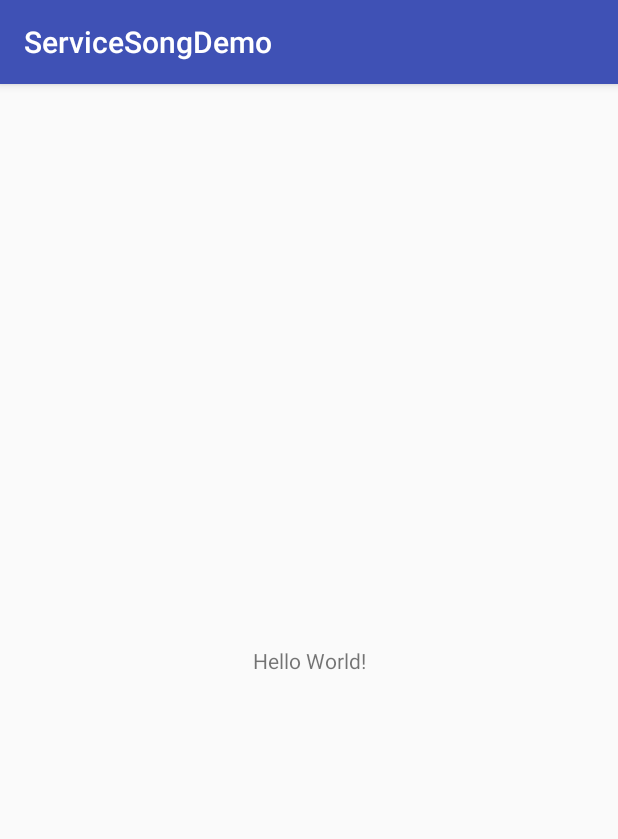
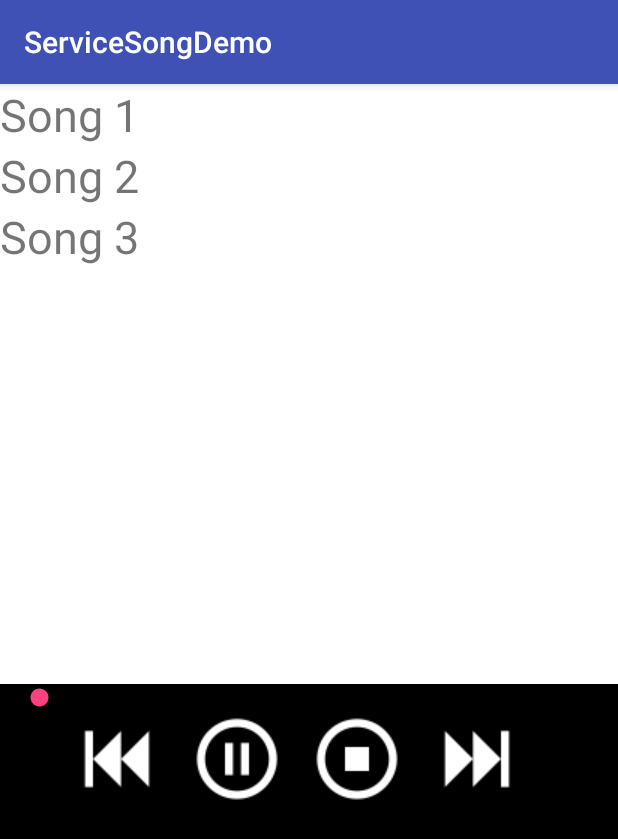
Before and after one commit to kaito14121102/ServiceSong, an Android app: the screen it shows after launch (MainActivity), on a phone screen of 412 x 824 dp. Shown: the top 839 px of the screen. Run offline under Robolectric (Android 15) with nearby library versions, the phone set to English and light mode, and no system bars; 1 statement that could not run was skipped.

Commit message:
second commit

```diff
--- a/app/build.gradle
+++ b/app/build.gradle
@@ -22,6 +22,7 @@ dependencies {
     implementation fileTree(dir: 'libs', include: ['*.jar'])
     implementation 'com.android.support:appcompat-v7:28.0.0-alpha1'
     implementation 'com.android.support.constraint:constraint-layout:1.1.2'
+    implementation 'com.android.support:design:27.1.0'
     testImplementation 'junit:junit:4.12'
     androidTestImplementation 'com.android.support.test:runner:1.0.2'
     androidTestImplementation 'com.android.support.test.espresso:espresso-core:3.0.2'
--- a/app/src/main/AndroidManifest.xml
+++ b/app/src/main/AndroidManifest.xml
@@ -16,6 +16,7 @@
                 <category android:name="android.intent.category.LAUNCHER" />
             </intent-filter>
         </activity>
+        <service android:name=".service.SongService"/>
     </application>
 
 </manifest>
--- a/app/src/main/java/com/example/minh/servicesongdemo/MainActivity.java
+++ b/app/src/main/java/com/example/minh/servicesongdemo/MainActivity.java
@@ -1,13 +1,102 @@
 package com.example.minh.servicesongdemo;
 
+import android.content.ComponentName;
+import android.content.Intent;
+import android.content.ServiceConnection;
+import android.os.IBinder;
 import android.support.v7.app.AppCompatActivity;
 import android.os.Bundle;
+import android.support.v7.widget.LinearLayoutManager;
+import android.support.v7.widget.RecyclerView;
+import android.util.Log;
+import android.view.View;
+import android.widget.ImageButton;
+import android.widget.SeekBar;
+import android.widget.Toast;
+
+import com.example.minh.servicesongdemo.adapter.ICallBack;
+import com.example.minh.servicesongdemo.adapter.SongAdapter;
+import com.example.minh.servicesongdemo.service.SongService;
+
+import java.util.ArrayList;
+import java.util.List;
 
 public class MainActivity extends AppCompatActivity {
+
+    private ImageButton mButtonPlay;
+    private ImageButton mButtonBack;
+    private ImageButton mButtonStop;
+    private ImageButton mButtonNext;
+    private RecyclerView mRecycleViewSong;
+    private List<Song> mListSong;
+    private SongAdapter mSongAdapter;
+    private SeekBar mSeekBar;
+    private SongService mSongService;
+    private boolean mBound = false;
+    public static final String SONG_NAME = "songname";
+    private ServiceConnection mConnection = new ServiceConnection() {
+        @Override
+        public void onServiceConnected(ComponentName componentName, IBinder iBinder) {
+            SongService.MyBinder mBinder = (SongService.MyBinder) iBinder;
+            mSongService = mBinder.getInstance();
+            mBound = true;
+        }
+
+        @Override
+        public void onServiceDisconnected(ComponentName componentName) {
+            mBound = false;
+        }
+    };
 
     @Override
     protected void onCreate(Bundle savedInstanceState) {
         super.onCreate(savedInstanceState);
         setContentView(R.layout.activity_main);
+        startSongService();
+        init();
+        clickItemSong();
+    }
+
+
+    private void startSongService() {
+        Intent mIntent = new Intent(MainActivity.this, SongService.class);
+        bindService(mIntent, mConnection, MainActivity.BIND_AUTO_CREATE);
+    }
+
+
+    @Override
+    protected void onStop() {
+        super.onStop();
+        if (mBound) {
+            unbindService(mConnection);
+            mBound = false;
+        }
+    }
+
+    private void init() {
+        mButtonBack = findViewById(R.id.button_backward);
+        mButtonNext = findViewById(R.id.button_forward);
+        mButtonPlay = findViewById(R.id.button_play);
+        mButtonStop = findViewById(R.id.button_stop);
+        mSeekBar = findViewById(R.id.seek_bar);
+        mRecycleViewSong = findViewById(R.id.recycle_view);
+        mListSong = new ArrayList<>();
+        mListSong.add(new Song("Song 1", R.raw.song1));
+        mListSong.add(new Song("Song 2", R.raw.song3));
+        mListSong.add(new Song("Song 3", R.raw.song2));
+        mSongAdapter = new SongAdapter(MainActivity.this, mListSong);
+        LinearLayoutManager linearLayoutManager = new LinearLayoutManager(this, LinearLayoutManager.VERTICAL, false);
+        mRecycleViewSong.setLayoutManager(linearLayoutManager);
+        mRecycleViewSong.setAdapter(mSongAdapter);
+    }
+
+    public void clickItemSong() {
+        mSongAdapter.setmListener(new ICallBack() {
+            @Override
+            public void ClickItemMusic(int positon) {
+                mSongService.playSong(getBaseContext(), positon);
+                Toast.makeText(MainActivity.this, positon + "", Toast.LENGTH_SHORT).show();
+            }
+        });
     }
 }
--- /dev/null
+++ b/app/src/main/java/com/example/minh/servicesongdemo/Song.java
@@ -0,0 +1,27 @@
+package com.example.minh.servicesongdemo;
+
+public class Song {
+    private String mName;
+    private int mMp3;
+
+    public Song(String mName, int mMp3) {
+        this.mName = mName;
+        this.mMp3 = mMp3;
+    }
+
+    public String getmName() {
+        return mName;
+    }
+
+    public void setmName(String mName) {
+        this.mName = mName;
+    }
+
+    public int getmMp3() {
+        return mMp3;
+    }
+
+    public void setmMp3(int mMp3) {
+        this.mMp3 = mMp3;
+    }
+}
--- /dev/null
+++ b/app/src/main/java/com/example/minh/servicesongdemo/adapter/ICallBack.java
@@ -0,0 +1,5 @@
+package com.example.minh.servicesongdemo.adapter;
+
+public interface ICallBack {
+    void ClickItemMusic(int positon);
+}
--- /dev/null
+++ b/app/src/main/java/com/example/minh/servicesongdemo/adapter/SongAdapter.java
@@ -0,0 +1,71 @@
+package com.example.minh.servicesongdemo.adapter;
+
+
+import android.content.Context;
+import android.content.Intent;
+import android.support.annotation.NonNull;
+import android.support.v7.widget.RecyclerView;
+import android.view.LayoutInflater;
+import android.view.View;
+import android.view.ViewGroup;
+import android.widget.TextView;
+import android.widget.Toast;
+
+import com.example.minh.servicesongdemo.R;
+import com.example.minh.servicesongdemo.Song;
+import com.example.minh.servicesongdemo.service.SongService;
+
+import java.util.ArrayList;
+import java.util.List;
+
+public class SongAdapter extends RecyclerView.Adapter<SongAdapter.ViewHolder> {
+    private Context mContext;
+    private List<Song> mListSong = new ArrayList<>();
+    private ICallBack mListener;
+
+    public ICallBack getmListener() {
+        return mListener;
+    }
+
+    public void setmListener(ICallBack mListener) {
+        this.mListener = mListener;
+    }
+
+    public SongAdapter(Context mContext, List<Song> mListSong) {
+        this.mContext = mContext;
+        this.mListSong = mListSong;
+    }
+
+    @NonNull
+    @Override
+    public ViewHolder onCreateViewHolder(@NonNull ViewGroup parent, int viewType) {
+        View view = LayoutInflater.from(parent.getContext()).inflate(R.layout.row_item_song,null);
+        ViewHolder mViewHolder = new ViewHolder(view);
+        return mViewHolder;
+    }
+
+    @Override
+    public void onBindViewHolder(@NonNull ViewHolder holder, int position) {
+        Song mSong = mListSong.get(position);
+        holder.mTextNameSong.setText(mSong.getmName());
+    }
+
+    @Override
+    public int getItemCount() {
+        return mListSong.size();
+    }
+
+    public class ViewHolder extends RecyclerView.ViewHolder{
+        private TextView mTextNameSong;
+        public ViewHolder(View itemView) {
+            super(itemView);
+            mTextNameSong = itemView.findViewById(R.id.text_name_song);
+            itemView.setOnClickListener(new View.OnClickListener() {
+                @Override
+                public void onClick(View view) {
+                    mListener.ClickItemMusic(mListSong.get(getPosition()).getmMp3());
+                }
+            });
+        }
+    }
+}
--- a/app/src/main/res/layout/activity_main.xml
+++ b/app/src/main/res/layout/activity_main.xml
@@ -1,18 +1,53 @@
 <?xml version="1.0" encoding="utf-8"?>
-<android.support.constraint.ConstraintLayout xmlns:android="http://schemas.android.com/apk/res/android"
+<LinearLayout xmlns:android="http://schemas.android.com/apk/res/android"
     xmlns:app="http://schemas.android.com/apk/res-auto"
+    android:orientation="vertical"
     xmlns:tools="http://schemas.android.com/tools"
     android:layout_width="match_parent"
     android:layout_height="match_parent"
+    android:background="#000"
     tools:context=".MainActivity">
 
-    <TextView
+
+    <android.support.v7.widget.RecyclerView
+        android:id="@+id/recycle_view"
+        android:layout_width="fill_parent"
+        android:layout_height="400dp"
+        android:background="#fff">
+
+    </android.support.v7.widget.RecyclerView>
+
+    <SeekBar
+        android:id="@+id/seek_bar"
+        android:layout_width="match_parent"
+        android:layout_height="wrap_content"
+        android:layout_marginLeft="10dp"
+        android:layout_marginRight="10dp" />
+
+    <LinearLayout
         android:layout_width="wrap_content"
         android:layout_height="wrap_content"
-        android:text="Hello World!"
-        app:layout_constraintBottom_toBottomOf="parent"
-        app:layout_constraintLeft_toLeftOf="parent"
-        app:layout_constraintRight_toRightOf="parent"
-        app:layout_constraintTop_toTopOf="parent" />
+        android:layout_gravity="center"
+        android:orientation="horizontal">
 
-</android.support.constraint.ConstraintLayout>
+        <ImageButton
+            android:id="@+id/button_backward"
+            style="@style/customButton"
+            android:src="@drawable/back" />
+
+        <ImageButton
+            android:id="@+id/button_play"
+            style="@style/customButton"
+            android:src="@drawable/pause" />
+
+        <ImageButton
+            android:id="@+id/button_stop"
+            style="@style/customButton"
+            android:src="@drawable/stop" />
+
+        <ImageButton
+            android:id="@+id/button_forward"
+            style="@style/customButton"
+            android:src="@drawable/next" />
+    </LinearLayout>
+</LinearLayout>
--- /dev/null
+++ b/app/src/main/res/layout/row_item_song.xml
@@ -0,0 +1,13 @@
+<?xml version="1.0" encoding="utf-8"?>
+<LinearLayout
+    xmlns:android="http://schemas.android.com/apk/res/android" android:layout_width="match_parent"
+    android:orientation="vertical"
+    android:layout_height="match_parent">
+
+    <TextView
+        android:id="@+id/text_name_song"
+        android:text="song"
+        android:textSize="30sp"
+        android:layout_width="wrap_content"
+        android:layout_height="wrap_content" />
+</LinearLayout>
--- a/app/src/main/res/values/styles.xml
+++ b/app/src/main/res/values/styles.xml
@@ -8,4 +8,11 @@
         <item name="colorAccent">@color/colorAccent</item>
     </style>
 
+    <style name="customButton">
+        <item name="android:layout_width">wrap_content</item>
+        <item name="android:layout_height">wrap_content</item>
+        <item name="android:background">@null</item>
+        <item name="android:layout_marginRight">16dp</item>
+    </style>
+
 </resources>
```
Also changed, not shown: app/src/main/java/com/example/minh/servicesongdemo/service/SongService.java (added, +79 -0 lines), app/src/main/res/drawable/back.png (added), app/src/main/res/drawable/next.png (added), app/src/main/res/drawable/pause.png (added), app/src/main/res/drawable/stop.png (added), 3 other files.
